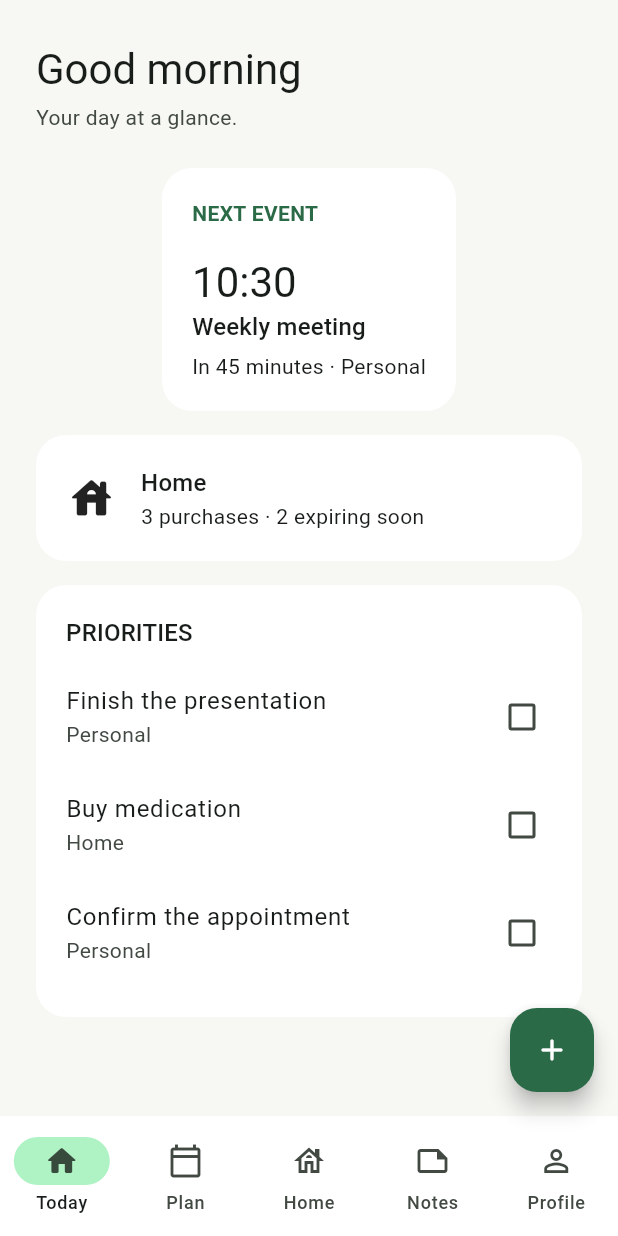
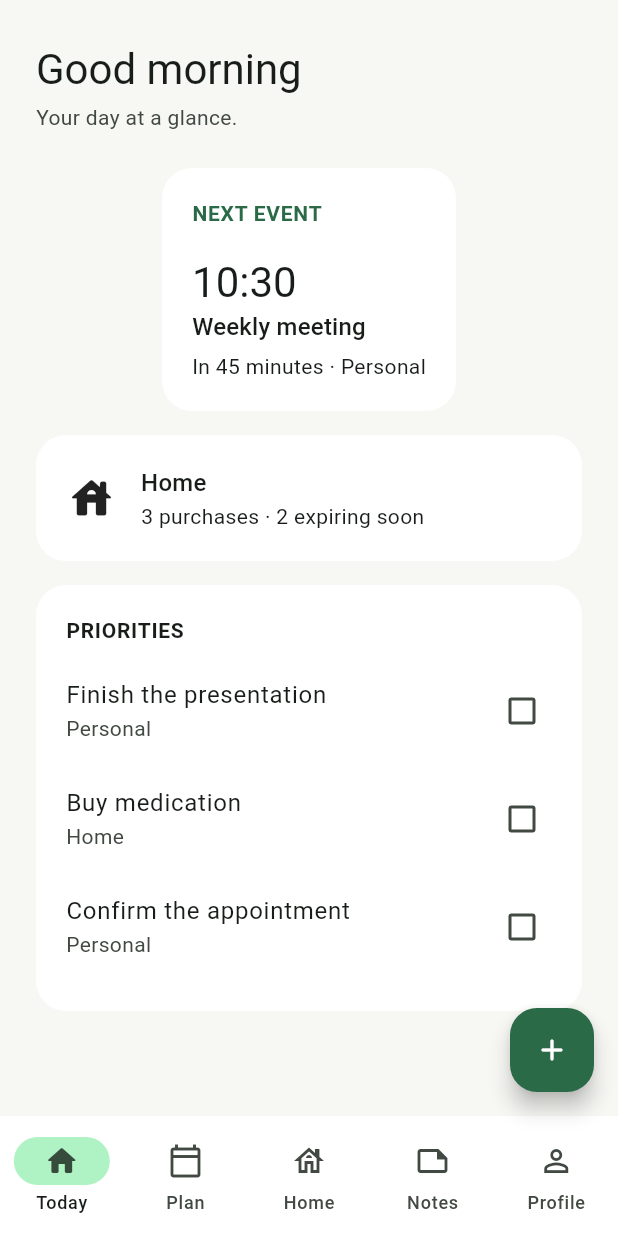
Before and after one commit to jvniorq/nexo, a Flutter app: the screen it shows after launch, on a phone screen of 412 x 824 dp. Run offline on Flutter 3.47's test engine with Material 3 defaults, Android fonts, the phone set to English and light mode, and no system bars.

Commit message:
Refactor UI elements to use Nexo design tokens

```diff
--- a/lib/main.dart
+++ b/lib/main.dart
@@ -1,8 +1,10 @@
 import 'package:flutter/material.dart';
 
+import 'core/design_tokens.dart';
 import 'core/nexo_theme.dart';
 import 'data/organization_repository.dart';
 import 'domain/models.dart';
+import 'widgets/nexo_section_label.dart';
 
 void main() {
   WidgetsFlutterBinding.ensureInitialized();
@@ -108,9 +110,9 @@ class _NexoShellState extends State<NexoShell> {
                 ),
               Expanded(
                 child: AnimatedSwitcher(
-                  duration: const Duration(milliseconds: 240),
-                  switchInCurve: Curves.easeOutCubic,
-                  switchOutCurve: Curves.easeInCubic,
+                  duration: NexoMotion.standard,
+                  switchInCurve: NexoMotion.enterCurve,
+                  switchOutCurve: NexoMotion.exitCurve,
                   child: KeyedSubtree(
                     key: ValueKey(_selectedIndex),
                     child: pages[_selectedIndex],
@@ -380,13 +382,7 @@ class NextEventCard extends StatelessWidget {
         child: Column(
           crossAxisAlignment: CrossAxisAlignment.start,
           children: [
-            Text(
-              'NEXT EVENT',
-              style: TextStyle(
-                color: Theme.of(context).colorScheme.primary,
-                fontWeight: FontWeight.w700,
-              ),
-            ),
+            const NexoSectionLabel('NEXT EVENT', accent: true),
             const SizedBox(height: 18),
             Text('10:30', style: Theme.of(context).textTheme.headlineMedium),
             Text(
@@ -420,7 +416,7 @@ class PriorityCard extends StatelessWidget {
         child: Column(
           crossAxisAlignment: CrossAxisAlignment.start,
           children: [
-            Text('PRIORITIES', style: Theme.of(context).textTheme.titleMedium),
+            const NexoSectionLabel('PRIORITIES'),
             const SizedBox(height: 8),
             for (var index = 0; index < tasks.length; index++)
               CheckboxListTile(
```
